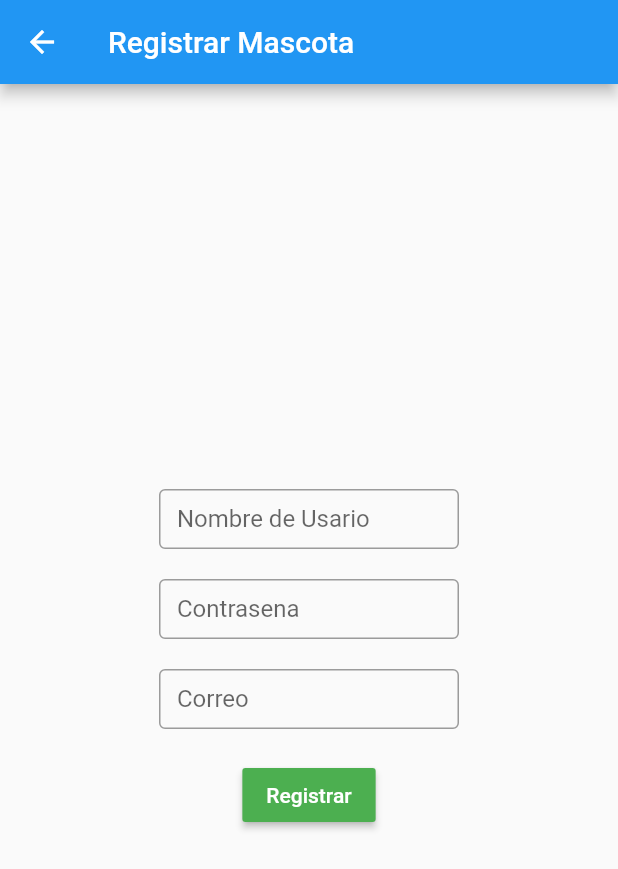
After one commit to DylanEscala/GUIlp, a Flutter app: the RegisterPage screen opened directly, on a phone screen of 412 x 824 dp. The commit adds this screen. Shown: the top 869 px of the screen. Run offline on Flutter 3.47's test engine with Material 2 defaults, Android fonts, the phone set to English and light mode, and no system bars.

Commit message:
Fixing keyboard error

```diff
--- a/proyectolp/lib/main.dart
+++ b/proyectolp/lib/main.dart
@@ -3,6 +3,7 @@ import 'package:proyectolp/src/pages/login_page.dart';
 import 'package:proyectolp/src/pages/managerhomepage.dart';
 import 'package:proyectolp/src/pages/FormSubmitPetPage.dart';
 import 'package:proyectolp/src/pages/MainPage.dart';
+import 'package:proyectolp/src/pages/Register.dart';
 void main() {
   runApp(MyApp());
 }
@@ -30,7 +31,7 @@ class MyApp extends StatelessWidget {
         // closer together (more dense) than on mobile platforms.
         visualDensity: VisualDensity.adaptivePlatformDensity,
       ),
-      home: ManagerHomePage(), //MyHomePage(title: 'Flutter Demo Home Page'),
+      home: FormSubmitPetPage(), //MyHomePage(title: 'Flutter Demo Home Page'),
       debugShowCheckedModeBanner: false,
     );
   }
--- /dev/null
+++ b/proyectolp/lib/src/pages/Register.dart
@@ -0,0 +1,46 @@
+import 'package:flutter/material.dart';
+
+
+
+class RegisterPage extends StatefulWidget {
+  RegisterPage({Key key}) : super(key: key);
+  final String title="Registrar Mascota";
+
+  @override
+  _RegisterState createState() => _RegisterState();
+}
+class _RegisterState extends State<RegisterPage> {
+  void crearusuario(String username, String password, String correo){
+
+  }
+  @override
+  List<Widget> crearhijos(){
+    TextEditingController _username=TextEditingController();
+    TextEditingController _password=TextEditingController();
+    TextEditingController _correo=TextEditingController();
+    List<Widget> wid=[Row(mainAxisAlignment: MainAxisAlignment.center,children: [
+      Column(mainAxisAlignment: MainAxisAlignment.start,children: [
+        Container(width: 200,height: 40, child: TextField(controller: _username,decoration: InputDecoration(border: OutlineInputBorder(),labelText: 'Nombre de Usario'),),),
+        SizedBox(height: 20,),
+        Container(width: 200,height: 40, child:TextField(controller: _password,decoration: InputDecoration(border: OutlineInputBorder(),labelText: 'Contrasena'),),),
+        SizedBox(height: 20,),
+        Container(width: 200,height: 40, child:TextField(controller: _correo,decoration: InputDecoration(border: OutlineInputBorder(),labelText: 'Correo'),),),
+        SizedBox(height: 20,),
+        RaisedButton(onPressed: (){crearusuario(_username.text,_password.text,_correo.text);},child: Text('Registrar'),color: Colors.green,textColor: Colors.white,)
+      ],),
+    ],
+    )];
+    return wid;
+  }
+  Widget build(BuildContext context) {
+    return Scaffold(
+      appBar: AppBar(
+        title: Text(widget.title),
+      ),
+      body: Center(
+        child: ListView(scrollDirection: Axis.vertical,shrinkWrap: true,
+    children: crearhijos()),
+      ), // This trailing comma makes auto-formatting nicer for build methods.
+    );
+  }
+}
--- a/proyectolp/lib/widgets/PetWidget.dart
+++ b/proyectolp/lib/widgets/PetWidget.dart
@@ -10,6 +10,7 @@ class PetWidget {
   void adoptar(){
     //mandar datos al host y actualizar
   }
+
   Widget widgepantallainicio(BuildContext context){
     Widget mainrow = Column(
         children: <Widget>[
@@ -39,7 +40,6 @@ class PetWidget {
     );
     return mainrow;
   }
-
   void view(BuildContext context){
     showDialog(
         context: context,
@@ -48,7 +48,7 @@ class PetWidget {
             content: Container(
               //overflow: Overflow.visible,
               child: ListView(scrollDirection: Axis.horizontal,shrinkWrap: true,padding: const EdgeInsets.all(8.0),children: <Widget>[
-                Column(children: <Widget>[Row(mainAxisAlignment: MainAxisAlignment.center,children: <Widget> [
+                Column(mainAxisSize: MainAxisSize.min,children: <Widget>[Row(mainAxisAlignment: MainAxisAlignment.center,children: <Widget> [
                   Image(width: 100,height: 100,image: AssetImage(imagen)),
                   SizedBox(width: 30),
                   Column(mainAxisAlignment: MainAxisAlignment.start,children: <Widget>[
```
Also changed, not shown: proyectolp/lib/src/pages/FormSubmitPetPage.dart (+3 -5 lines), proyectolp/lib/src/pages/MainPage.dart (+6 -10 lines), proyectolp/lib/src/pages/PetWidget.dart (+11 -7 lines), proyectolp/lib/src/pages/ViewPetPage.dart (deleted, +0 -28 lines).
